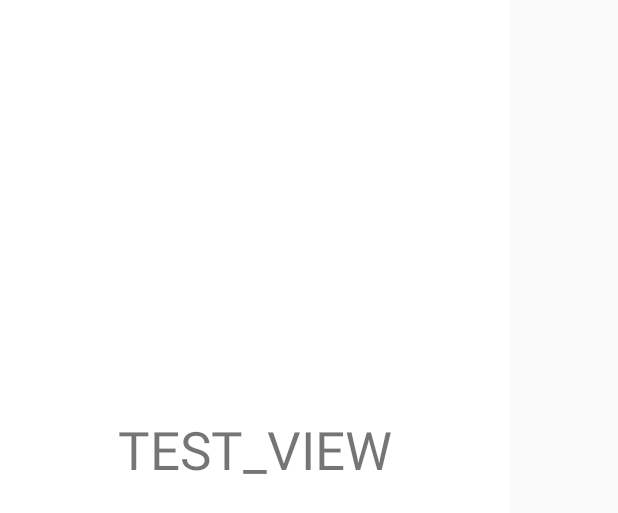
After one commit to kimleepark/WhiteVoice, an Android app: the layout activity_navigation_popup.xml on its own in the app's theme, with its tools: preview values and no code run, on a phone screen of 412 x 824 dp. The commit adds this screen. Shown: the top 513 px of the screen. Run offline under Robolectric (Android 15) with nearby library versions, the light colour scheme and no system bars; Roboto replaces fonts that are not available here.

Commit message:
- 경로검색정보 UI 팝업 추가

```diff
--- a/MyApplicationUI/app/build.gradle
+++ b/MyApplicationUI/app/build.gradle
@@ -43,6 +43,6 @@ dependencies {
     compile 'com.android.support:support-v4:26.+'
     compile 'com.github.bumptech.glide:glide:3.7.0'
     compile 'com.tsengvn:Typekit:1.0.0'
+    compile 'com.sothree.slidinguppanel:library:3.3.1'
     testCompile 'junit:junit:4.12'
-    compile 'com.sothree.slidinguppanel:library:3.3.1'
 }
--- a/MyApplicationUI/app/src/main/AndroidManifest.xml
+++ b/MyApplicationUI/app/src/main/AndroidManifest.xml
@@ -43,7 +43,10 @@
             android:name=".Function.CameraActivity"
             android:screenOrientation="portrait"
             android:theme="@style/AppTheme" />
-        <activity android:name=".User_Interface.TestActivity"></activity>
+        <activity android:name=".User_Interface.TestActivity" />
+        <activity
+            android:name=".User_Interface.NavigationPopupActivity"
+            android:theme="@android:style/Theme.DeviceDefault.Light.Dialog"></activity>
     </application>
 
 </manifest>
--- a/MyApplicationUI/app/src/main/java/com/example/myapplicationui/Conection/whiteVoice.java
+++ b/MyApplicationUI/app/src/main/java/com/example/myapplicationui/Conection/whiteVoice.java
@@ -12,6 +12,7 @@ public class whiteVoice extends Application{
     public String target;
     public float vSpeed;
     public String tapPath;
+    public boolean dataExplain = true;
 
     @Override
     public void onCreate() {
--- a/MyApplicationUI/app/src/main/java/com/example/myapplicationui/Function/TTSClass.java
+++ b/MyApplicationUI/app/src/main/java/com/example/myapplicationui/Function/TTSClass.java
@@ -37,7 +37,7 @@ public class TTSClass extends Activity{
                             result == TextToSpeech.LANG_NOT_SUPPORTED) {
                         //Log.e(TAG, "Language is not available.");
                     } else {
-                        if (mTTS.isSpeaking()) {
+                        if (mTTS!=null) {
                            mTTS.speak(mText, TextToSpeech.QUEUE_ADD, null);
                         } else {
                         mTTS.speak(mText, TextToSpeech.QUEUE_FLUSH, null);
--- /dev/null
+++ b/MyApplicationUI/app/src/main/res/layout/activity_navigation_popup.xml
@@ -0,0 +1,20 @@
+<?xml version="1.0" encoding="utf-8"?>
+<RelativeLayout xmlns:android="http://schemas.android.com/apk/res/android"
+    xmlns:app="http://schemas.android.com/apk/res-auto"
+    xmlns:tools="http://schemas.android.com/tools"
+    android:layout_width="340dip"
+    android:layout_height="600dip"
+    android:orientation="vertical"
+    android:background="#FFFFFF"
+    android:layout_centerInParent="true"
+    tools:context="com.example.myapplicationui.User_Interface.NavigationPopupActivity">
+
+    <TextView
+        android:id="@+id/popUp"
+        android:layout_width="wrap_content"
+        android:layout_height="wrap_content"
+        android:layout_centerHorizontal="true"
+        android:layout_centerVertical="true"
+        android:text="TEST_VIEW"
+        android:textSize="35dp"/>
+</RelativeLayout>
```
Also changed, not shown: MyApplicationUI/app/src/main/java/com/example/myapplicationui/User_Interface/NavigationActivity.java (+19 -6 lines), MyApplicationUI/app/src/main/java/com/example/myapplicationui/User_Interface/NavigationPopupActivity.java (added, +37 -0 lines).
